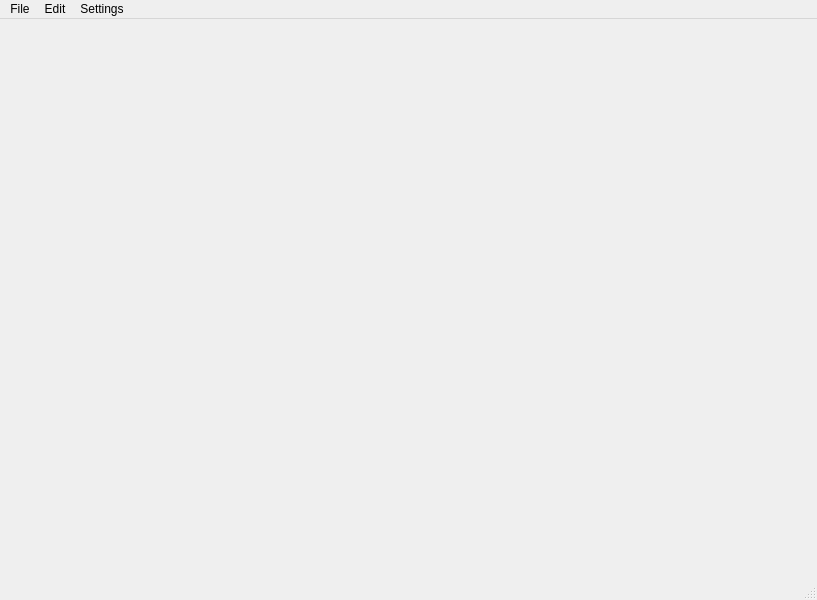
Before: the Qt Designer form CHIMP/mainwindow.ui in FriendlyBytes/CHIMP, drawn with Qt 5.
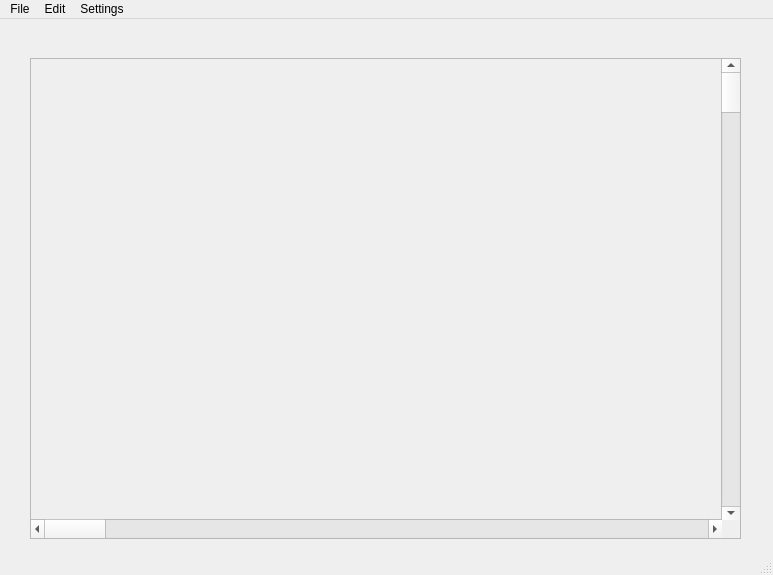
After: the same form once the commit is applied.

Commit message: Scroll area+bar

Patch:
```diff
--- a/CHIMP/mainwindow.ui
+++ b/CHIMP/mainwindow.ui
@@ -6,20 +6,70 @@
    <rect>
     <x>0</x>
     <y>0</y>
-    <width>817</width>
-    <height>600</height>
+    <width>773</width>
+    <height>575</height>
    </rect>
   </property>
   <property name="windowTitle">
    <string>MainWindow</string>
   </property>
-  <widget class="QWidget" name="centralwidget"/>
+  <widget class="QWidget" name="centralwidget">
+   <widget class="QScrollArea" name="scrollArea">
+    <property name="geometry">
+     <rect>
+      <x>30</x>
+      <y>39</y>
+      <width>711</width>
+      <height>481</height>
+     </rect>
+    </property>
+    <property name="widgetResizable">
+     <bool>true</bool>
+    </property>
+    <widget class="QWidget" name="scrollAreaWidgetContents">
+     <property name="geometry">
+      <rect>
+       <x>0</x>
+       <y>0</y>
+       <width>709</width>
+       <height>479</height>
+      </rect>
+     </property>
+     <widget class="QScrollBar" name="horizontalScrollBar">
+      <property name="geometry">
+       <rect>
+        <x>0</x>
+        <y>460</y>
+        <width>691</width>
+        <height>20</height>
+       </rect>
+      </property>
+      <property name="orientation">
+       <enum>Qt::Horizontal</enum>
+      </property>
+     </widget>
+     <widget class="QScrollBar" name="verticalScrollBar">
+      <property name="geometry">
+       <rect>
+        <x>690</x>
+        <y>0</y>
+        <width>20</width>
+        <height>461</height>
+       </rect>
+      </property>
+      <property name="orientation">
+       <enum>Qt::Vertical</enum>
+      </property>
+     </widget>
+    </widget>
+   </widget>
+  </widget>
   <widget class="QMenuBar" name="menubar">
    <property name="geometry">
     <rect>
      <x>0</x>
      <y>0</y>
-     <width>817</width>
+     <width>773</width>
      <height>26</height>
     </rect>
    </property>
```
The commit also changes 3 other files.
